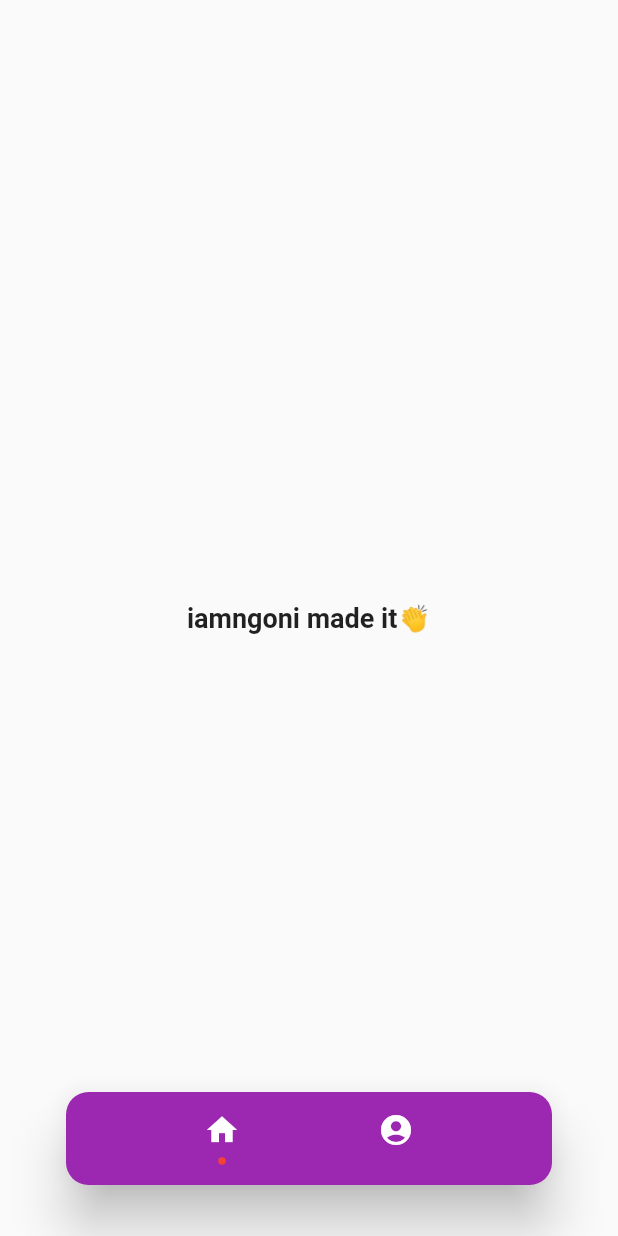
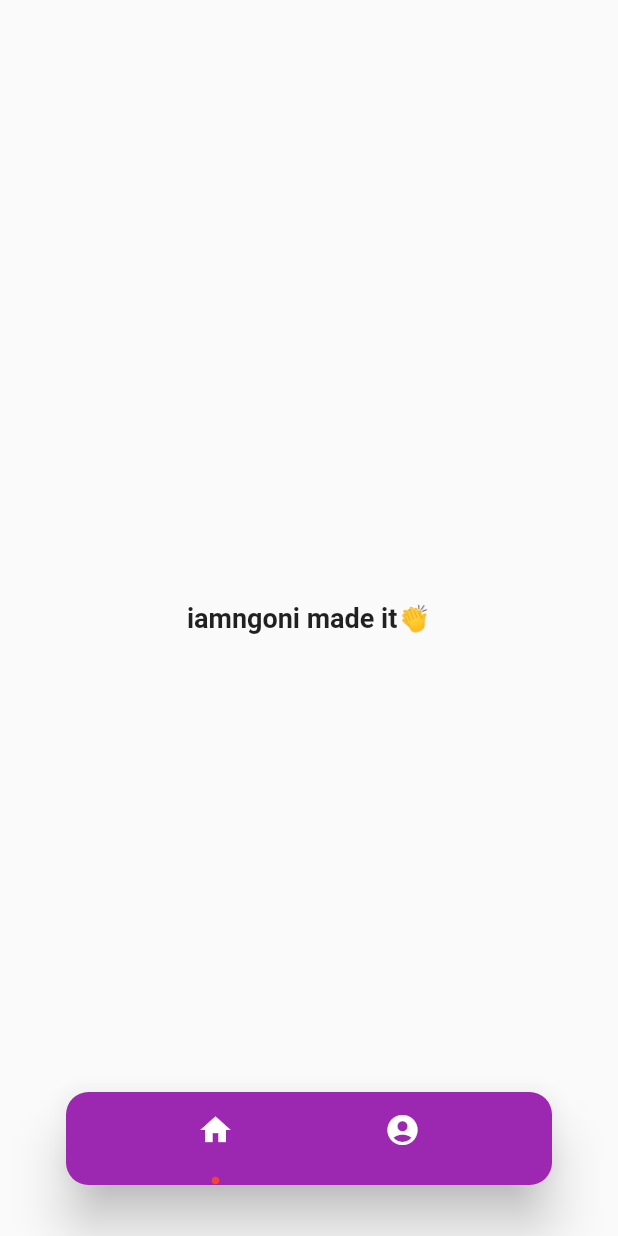
Before and after one commit to iamngoni/floating_navbar, a Flutter app: the screen it shows after launch, on a phone screen of 412 x 824 dp. Run offline on Flutter 3.47's test engine with Material 2 defaults, Android fonts, the phone set to English and light mode, and no system bars.

Commit message:
container stacked

```diff
--- a/lib/floating_navbar.dart
+++ b/lib/floating_navbar.dart
@@ -94,7 +94,11 @@ class _FloatingNavBarState extends State<FloatingNavBar> {
             }
             _changePage(index);
           },
-          child: icon,
+          child: Container(
+            height: 50,
+            width: 50,
+            child: icon,
+          ),
         ),
         SizedBox(
           height: 6,
```
